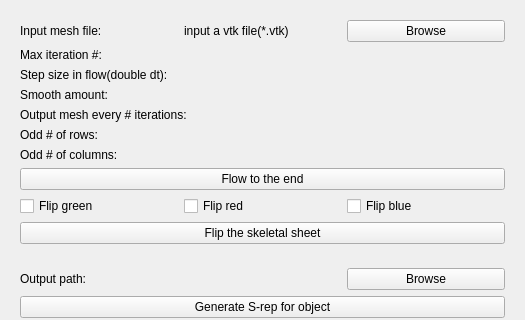
Above: SkeletalRepresentationInitializer/Resources/UI/qSlicerSkeletalRepresentationInitializerModuleWidget.ui from KitwareMedical/SlicerSkeletalRepresentation before the change; both pictures show x 0 to 525 and y 0 to 320 of the 525 by 462 pixel window. Below: the same form after it.
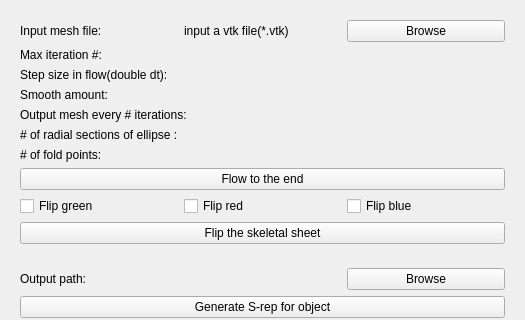
That is the form after the change. Custom widgets are drawn as their Qt base class.

```diff
--- a/SkeletalRepresentationInitializer/Resources/UI/qSlicerSkeletalRepresentationInitializerModuleWidget.ui
+++ b/SkeletalRepresentationInitializer/Resources/UI/qSlicerSkeletalRepresentationInitializerModuleWidget.ui
@@ -158,7 +158,7 @@
         <item>
          <widget class="QLabel" name="lb_rows">
           <property name="text">
-           <string>Odd # of rows:</string>
+           <string># of radial sections of ellipse :</string>
           </property>
          </widget>
         </item>
@@ -188,7 +188,7 @@
         <item>
          <widget class="QLabel" name="lb_col">
           <property name="text">
-           <string>Odd # of columns:</string>
+           <string># of fold points:</string>
           </property>
          </widget>
         </item>
```
Left out of the diff: 16 changed lines with no effect on the pictures.
